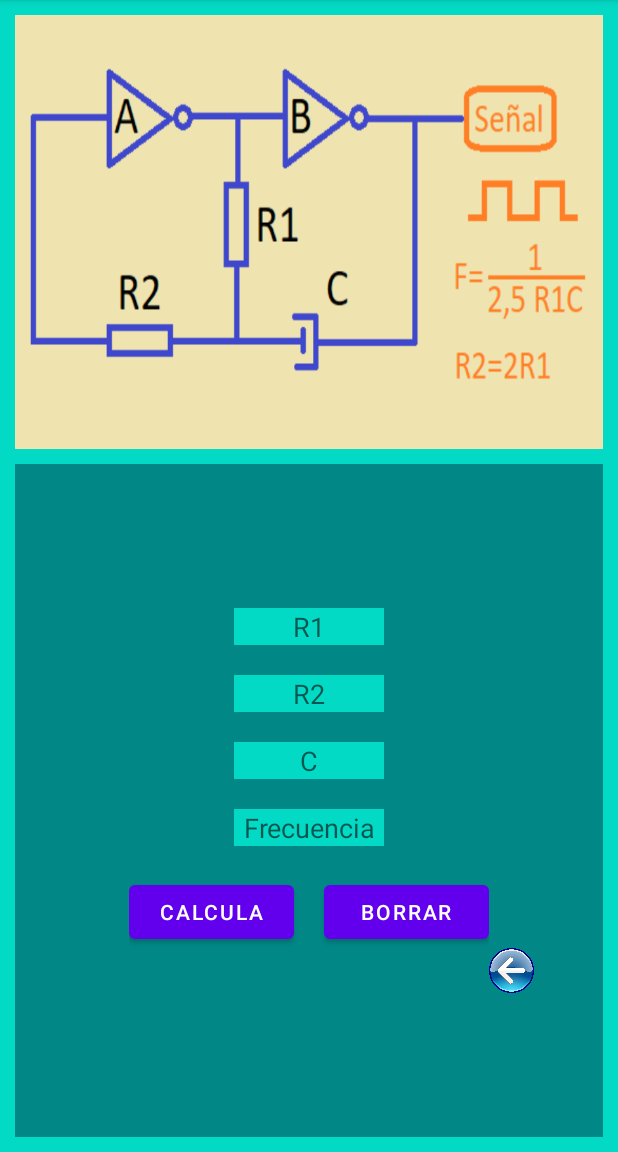
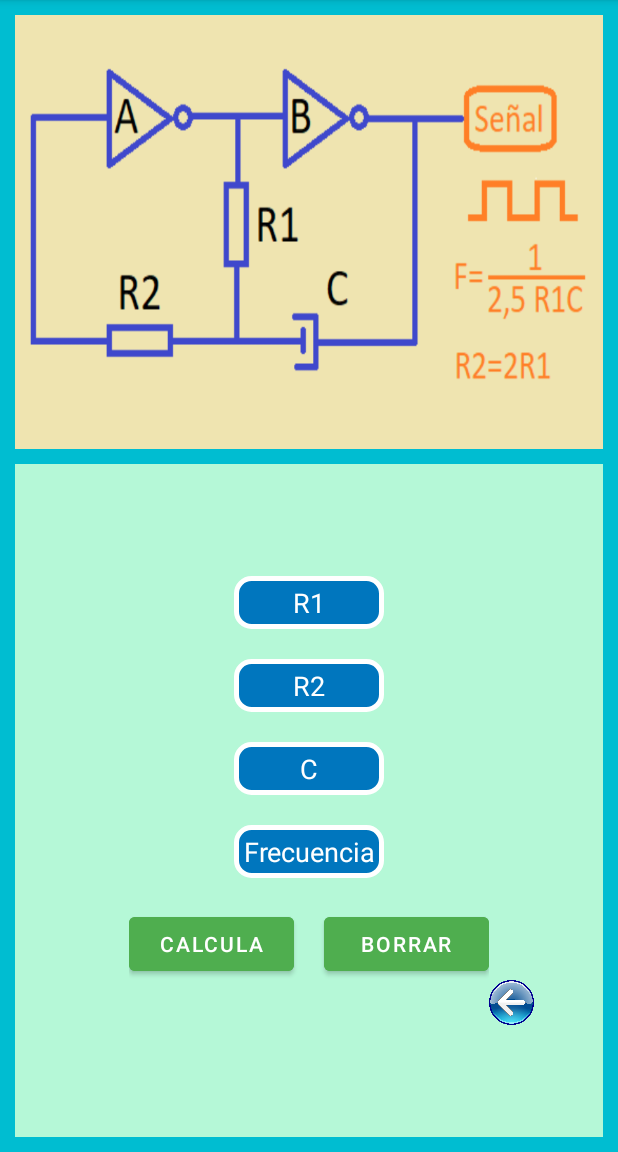
Before and after one commit to HERNANDIITO/SO-2, an Android app: the OsciladorRecto screen opened directly, with no data from a screen before it, on a phone screen of 412 x 824 dp, the part 84-1236 px from its top. Run offline under Robolectric (Android 15) with nearby library versions, the phone set to English and light mode, and no system bars.

Commit message:
new styles

```diff
--- /dev/null
+++ b/app/src/main/res/drawable/rounded.xml
@@ -0,0 +1,6 @@
+<?xml version="1.0" encoding="utf-8"?>
+<shape xmlns:android="http://schemas.android.com/apk/res/android">
+    <solid android:color="@color/input_bg" />
+    <corners android:radius="10dp" />
+    <stroke android:width="3.5dp" android:color="@color/white"/>
+</shape>
--- a/app/src/main/res/layout-land/oscilador_recto.xml
+++ b/app/src/main/res/layout-land/oscilador_recto.xml
@@ -4,7 +4,7 @@
     android:layout_height="match_parent">
 
     <LinearLayout
-        android:background="@color/teal_200"
+        android:background="@color/main_bg"
         android:padding="10dp"
         android:orientation="horizontal"
         android:layout_width="match_parent"
@@ -12,14 +12,14 @@
         <ImageView
             android:scaleType="fitXY"
             android:src="@drawable/osciladorcuadrada"
-            android:layout_weight="1.25"
+            android:layout_weight="2"
             android:layout_marginRight="10dp"
             android:layout_width="match_parent"
             android:layout_height="match_parent">
         </ImageView>
         <LinearLayout
-            android:background="@color/teal_700"
-            android:layout_weight="2"
+            android:background="@color/alt_bg"
+            android:layout_weight="3"
             android:layout_width="match_parent"
             android:layout_height="match_parent">
 
@@ -29,34 +29,46 @@
                 android:layout_width="match_parent"
                 android:layout_height="match_parent">
                 <EditText
+                    android:textColor="@color/white"
+                    android:textColorHint="@color/white"
+                    android:padding="5dp"
                     android:hint="R1"
                     android:textAlignment="center"
                     android:layout_marginBottom="20dp"
-                    android:background="@color/teal_200"
+                    android:background="@drawable/rounded"
                     android:layout_width="100dp"
                     android:layout_height="wrap_content">
                 </EditText>
                 <EditText
+                    android:textColor="@color/white"
+                    android:textColorHint="@color/white"
+                    android:padding="5dp"
                     android:textAlignment="center"
                     android:hint="R2"
                     android:layout_marginBottom="20dp"
-                    android:background="@color/teal_200"
+                    android:background="@drawable/rounded"
                     android:layout_width="100dp"
                     android:layout_height="wrap_content">
                 </EditText>
                 <EditText
+                    android:textColor="@color/white"
+                    android:textColorHint="@color/white"
+                    android:padding="5dp"
                     android:textAlignment="center"
                     android:hint="C"
                     android:layout_marginBottom="20dp"
-                    android:background="@color/teal_200"
+                    android:background="@drawable/rounded"
                     android:layout_width="100dp"
                     android:layout_height="wrap_content">
                 </EditText>
                 <EditText
+                    android:textColor="@color/white"
+                    android:textColorHint="@color/white"
+                    android:padding="5dp"
                     android:hint="Frecuencia"
                     android:textAlignment="center"
                     android:layout_marginBottom="20dp"
-                    android:background="@color/teal_200"
+                    android:background="@drawable/rounded"
                     android:layout_width="100dp"
                     android:layout_height="wrap_content">
                 </EditText>
@@ -73,17 +85,19 @@
                         android:gravity="center_horizontal"
                         android:layout_height="wrap_content">
                         <Button
+                            android:backgroundTint="@color/btn_bg"
                             android:id="@+id/calc"
                             android:text="Calcula"
-                            android:layout_width="wrap_content"
+                            android:layout_width="110dp"
                             android:layout_height="wrap_content">
                         </Button>
                         <Button
+                            android:backgroundTint="@color/btn_bg"
                             android:layout_marginLeft="20dp"
                             android:id="@+id/clear"
                             android:layout_toEndOf="@id/calc"
                             android:text="Borrar"
-                            android:layout_width="wrap_content"
+                            android:layout_width="110dp"
                             android:layout_height="wrap_content">
                         </Button>
                     </RelativeLayout>
@@ -91,9 +105,9 @@
                         android:id="@+id/back"
                         android:layout_toEndOf="@id/buttons"
                         android:layout_below="@id/buttons"
-                        android:layout_marginLeft="-15dp"
                         android:layout_width="30dp"
                         android:layout_height="30dp"
+                        android:layout_marginLeft="-15dp"
                         android:padding="0px"
                         android:scaleType="fitXY"
                         android:onClick="Back"
--- a/app/src/main/res/layout/oscilador_recto.xml
+++ b/app/src/main/res/layout/oscilador_recto.xml
@@ -4,7 +4,7 @@
     android:layout_height="match_parent">
 
     <LinearLayout
-        android:background="@color/teal_200"
+        android:background="@color/main_bg"
         android:padding="10dp"
         android:orientation="vertical"
         android:layout_width="match_parent"
@@ -18,7 +18,7 @@
             android:layout_height="match_parent">
         </ImageView>
         <LinearLayout
-            android:background="@color/teal_700"
+            android:background="@color/alt_bg"
             android:layout_weight="2"
             android:layout_width="match_parent"
             android:layout_height="match_parent">
@@ -29,34 +29,46 @@
                 android:layout_width="match_parent"
                 android:layout_height="match_parent">
                 <EditText
+                    android:textColor="@color/white"
+                    android:textColorHint="@color/white"
+                    android:padding="5dp"
                     android:hint="R1"
                     android:textAlignment="center"
                     android:layout_marginBottom="20dp"
-                    android:background="@color/teal_200"
+                    android:background="@drawable/rounded"
                     android:layout_width="100dp"
                     android:layout_height="wrap_content">
                 </EditText>
                 <EditText
+                    android:textColor="@color/white"
+                    android:textColorHint="@color/white"
+                    android:padding="5dp"
                     android:textAlignment="center"
                     android:hint="R2"
                     android:layout_marginBottom="20dp"
-                    android:background="@color/teal_200"
+                    android:background="@drawable/rounded"
                     android:layout_width="100dp"
                     android:layout_height="wrap_content">
                 </EditText>
                 <EditText
+                    android:textColor="@color/white"
+                    android:textColorHint="@color/white"
+                    android:padding="5dp"
                     android:textAlignment="center"
                     android:hint="C"
                     android:layout_marginBottom="20dp"
-                    android:background="@color/teal_200"
+                    android:background="@drawable/rounded"
                     android:layout_width="100dp"
                     android:layout_height="wrap_content">
                 </EditText>
                 <EditText
+                    android:textColor="@color/white"
+                    android:textColorHint="@color/white"
+                    android:padding="5dp"
                     android:hint="Frecuencia"
                     android:textAlignment="center"
                     android:layout_marginBottom="20dp"
-                    android:background="@color/teal_200"
+                    android:background="@drawable/rounded"
                     android:layout_width="100dp"
                     android:layout_height="wrap_content">
                 </EditText>
@@ -73,12 +85,14 @@
                         android:gravity="center_horizontal"
                         android:layout_height="wrap_content">
                         <Button
+                            android:backgroundTint="@color/btn_bg"
                             android:id="@+id/calc"
                             android:text="Calcula"
                             android:layout_width="110dp"
                             android:layout_height="wrap_content">
                         </Button>
                         <Button
+                            android:backgroundTint="@color/btn_bg"
                             android:layout_marginLeft="20dp"
                             android:id="@+id/clear"
                             android:layout_toEndOf="@id/calc"
--- a/app/src/main/res/values/colors.xml
+++ b/app/src/main/res/values/colors.xml
@@ -7,5 +7,11 @@
     <color name="teal_700">#FF018786</color>
     <color name="black">#FF000000</color>
     <color name="white">#FFFFFFFF</color>
-    <color name="green">#4CAF50</color>
+
+    <color name="main_bg">#00BDD1</color>
+    <color name="alt_bg">#B5F8D7</color>
+    <color name="input_bg">#0076BE</color>
+    <color name="input_border">#F9C82D</color>
+    <color name="btn_bg">#4FAE4F</color>
+
 </resources>
```
Also changed, not shown: app/src/main/res/layout-land/oscilador_sinusoidal.xml (+25 -11 lines), app/src/main/res/layout/oscilador_sinusoidal.xml (+20 -6 lines).
